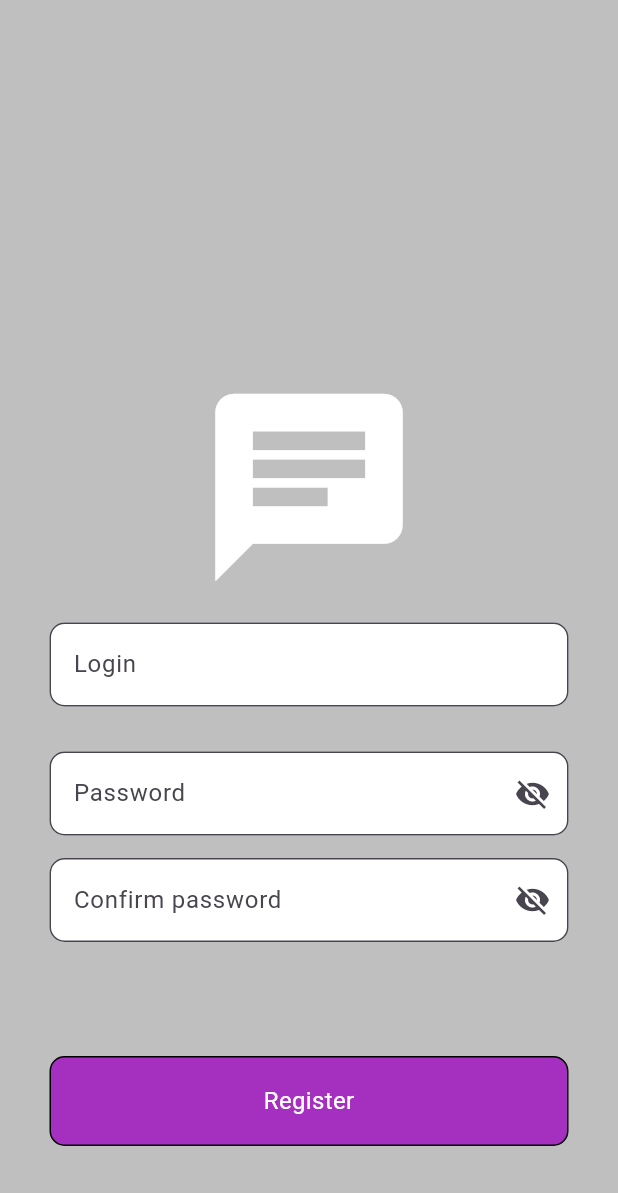
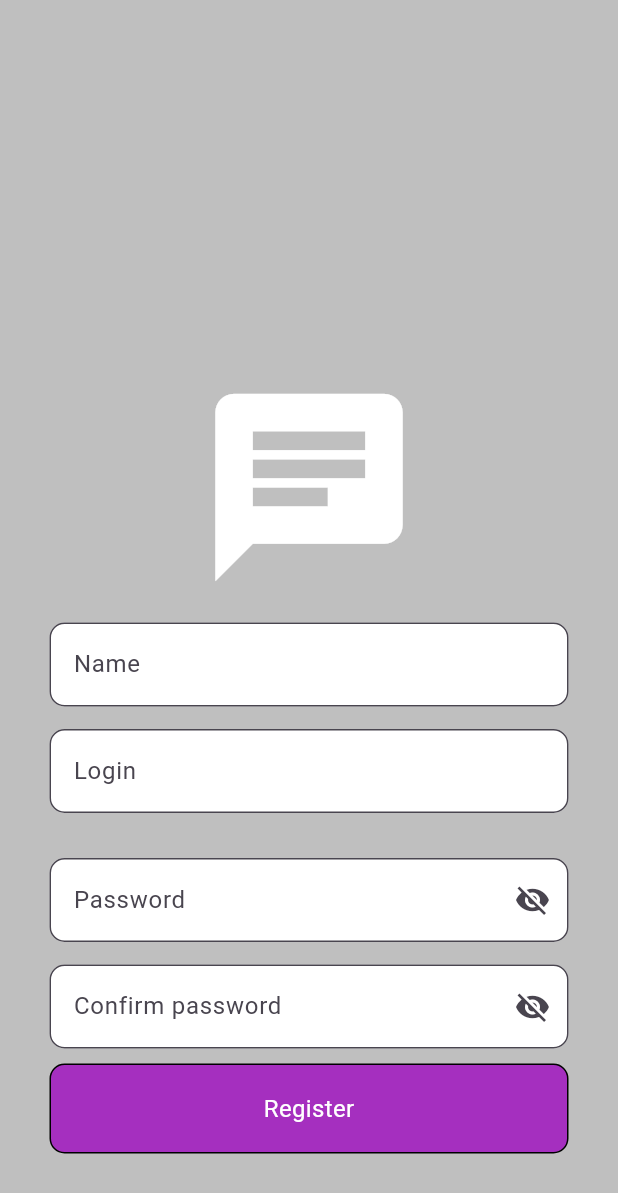
Before and after one commit to Iskander2323/chat_app, a Flutter app: the RegisterPageBody screen opened directly, on a phone screen of 412 x 824 dp. Shown: the top 1193 px of the screen. Run offline on Flutter 3.47's test engine with Material 3 defaults, Android fonts, the phone set to English and light mode, and no system bars; our stand-ins replace bloc, cloud_firestore, equatable, firebase_auth, firebase_core, flutter_bloc and 1 more; accounts and stored records are empty; generated files the repository leaves out were written again; network calls fail.

Commit message:
added name field for registration page

```diff
--- a/lib/components/firebase_api/firebase_auth_api.dart
+++ b/lib/components/firebase_api/firebase_auth_api.dart
@@ -13,6 +13,7 @@ class FirebaseAuthApi {
   }
 
   Future<UserCredential> register({
+    required String name,
     required String email,
     required String password,
   }) async {
@@ -26,6 +27,7 @@ class FirebaseAuthApi {
           .doc(userCredential.user?.uid)
           .set({
             'email': email,
+            'name': name,
             'id': userCredential.user?.uid,
             'createdAt': DateTime.now(),
           });
--- a/lib/components/register/bloc/register_bloc.dart
+++ b/lib/components/register/bloc/register_bloc.dart
@@ -27,6 +27,7 @@ class RegisterBloc extends Bloc<RegisterEvent, RegisterState> {
     try {
       if (event.password == event.confirmPassword) {
         await _firebaseApi.register(
+          name: event.name,
           email: event.email,
           password: event.password,
         );
--- a/lib/components/register/bloc/register_event.dart
+++ b/lib/components/register/bloc/register_event.dart
@@ -9,11 +9,12 @@ sealed class RegisterEvent extends Equatable {
 
 class RegisterNewAccountEvent extends RegisterEvent {
   const RegisterNewAccountEvent({
+    required this.name,
     required this.email,
     required this.password,
     required this.confirmPassword,
   });
-
+  final String name;
   final String email;
   final String password;
   final String confirmPassword;
--- a/lib/components/register/ui/register_page_body.dart
+++ b/lib/components/register/ui/register_page_body.dart
@@ -14,6 +14,7 @@ class RegisterPageBody extends StatefulWidget {
 }
 
 class _RegisterPageBodyState extends State<RegisterPageBody> {
+  TextEditingController _nameController = TextEditingController();
   TextEditingController _emailController = TextEditingController();
   TextEditingController _passwordController = TextEditingController();
   TextEditingController _confirmPasswordController = TextEditingController();
@@ -61,6 +62,13 @@ class _RegisterPageBodyState extends State<RegisterPageBody> {
                 Container(
                   margin: EdgeInsets.only(top: 15),
                   child: CustomTextFormField(
+                    controller: _nameController,
+                    hintText: 'Name',
+                  ),
+                ),
+                Container(
+                  margin: EdgeInsets.only(top: 15),
+                  child: CustomTextFormField(
                     controller: _emailController,
                     hintText: 'Login',
                   ),
@@ -88,6 +96,7 @@ class _RegisterPageBodyState extends State<RegisterPageBody> {
                     context.read<RegisterBloc>().add(
                       RegisterNewAccountEvent(
                         email: _emailController.text,
+                        name: _nameController.text,
                         password: _passwordController.text,
                         confirmPassword: _confirmPasswordController.text,
                       ),
```
